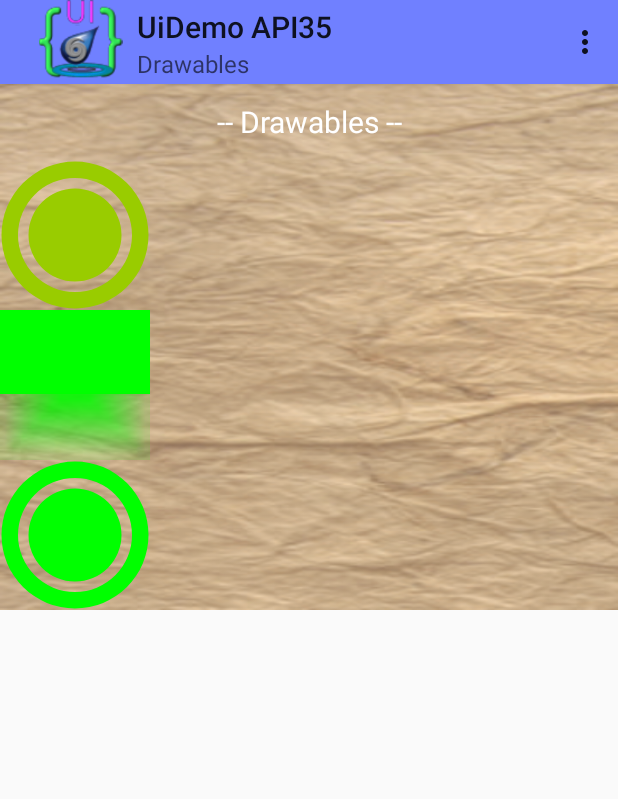
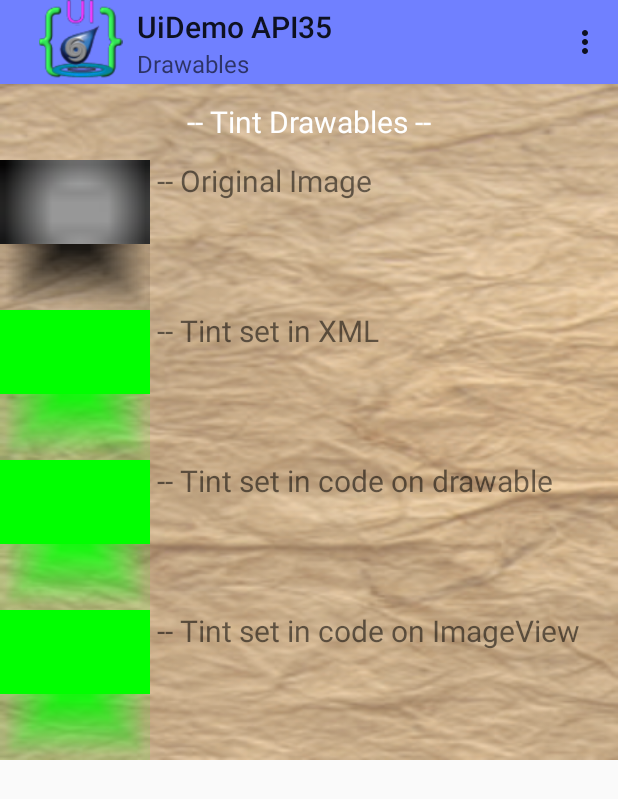
Before and after one commit to landenlabs/all-UiDemo, an Android app: the screen it shows after launch (MainActivity), after a tap on "Drawables", on a phone screen of 412 x 824 dp. Shown: the top 799 px of the screen. Run offline under Robolectric (Android 15) with nearby library versions, the phone set to English and light mode, and no system bars; libraries missing offline, so code that uses them is left out: net.hockeyapp.android.

Commit message:
Update drawable tint page

```diff
--- a/app/src/main/java/com/landenlabs/all_UiDemo/frag/DrawablesFrag.java
+++ b/app/src/main/java/com/landenlabs/all_UiDemo/frag/DrawablesFrag.java
@@ -67,7 +67,7 @@ public class DrawablesFrag  extends UiFragment  {
 
     @Override
     public String getName() {
-        return "Drawables";
+        return "Tint Drawables";
     }
 
     @Override
@@ -102,7 +102,7 @@ public class DrawablesFrag  extends UiFragment  {
 
         // Vector Drawable - tint does not work.
         if (true) {
-            Drawable drawable3 = ContextCompat.getDrawable(getContext(), R.drawable.scr_hourly);
+            Drawable drawable3 = ContextCompat.getDrawable(getContext(), R.drawable.shadow7);
             // drawable3.setColorFilter(colorFilter);  // Does not work.
             if (Build.VERSION.SDK_INT >= 21) {
                 drawable3.setTint(tintColor);
@@ -111,7 +111,7 @@ public class DrawablesFrag  extends UiFragment  {
             view3.setImageDrawable(drawable3);
             // view3.setBackgroundDrawable(drawable3);
         } else {
-            Drawable drawable3 = ContextCompat.getDrawable(getContext(), R.drawable.scr_hourly);
+            Drawable drawable3 = ContextCompat.getDrawable(getContext(), R.drawable.shadow7);
             DrawableCompat.setTint(drawable3, tintColor);
             ImageView view3 = Ui.viewById(mRootView, R.id.drawables_3);
             view3.setImageDrawable(drawable3);
--- a/app/src/main/res/layout/drawables_frag.xml
+++ b/app/src/main/res/layout/drawables_frag.xml
@@ -4,41 +4,85 @@
     android:layout_height="match_parent"
     android:orientation="vertical">
 
-    <LinearLayout
+    <RelativeLayout
         android:layout_width="match_parent"
         android:layout_height="wrap_content"
-        android:background="@drawable/paper_pink"
-        android:orientation="vertical">
+        android:background="@drawable/paper_pink">
 
         <TextView
+            android:id="@+id/drawfg_title"
             android:layout_width="match_parent"
             android:layout_height="wrap_content"
             android:gravity="center"
             android:lines="2"
-            android:text="-- Drawables --"
+            android:text="-- Tint Drawables --"
             android:textColor="@android:color/white"
             android:textSize="20sp" />
 
+
+
         <ImageView
+            android:id="@+id/drawables_0"
             android:layout_width="100dp"
             android:layout_height="100dp"
-            android:id="@+id/drawables_1"
-            android:src="@drawable/scr_hourly"
-            android:tint="@android:color/holo_green_light"
-            />
+            android:layout_below="@+id/drawfg_title"
+            android:src="@drawable/shadow7"
+         />
+
+        <TextView
+            android:layout_width="wrap_content"
+            android:layout_height="wrap_content"
+            android:layout_alignTop="@+id/drawables_0"
+            android:layout_toRightOf="@+id/drawables_0"
+            android:text=" -- Original Image"
+            android:textSize="20sp" />
 
         <ImageView
+            android:id="@+id/drawables_1"
             android:layout_width="100dp"
             android:layout_height="100dp"
-            android:id="@+id/drawables_2"
-            android:src="@drawable/scr_hourly"
-            />
+            android:layout_below="@+id/drawables_0"
+            android:src="@drawable/shadow7"
+            android:tint="#0F0" />
+
+        <TextView
+            android:layout_width="wrap_content"
+            android:layout_height="wrap_content"
+            android:layout_alignTop="@+id/drawables_1"
+            android:layout_toRightOf="@+id/drawables_1"
+            android:text=" -- Tint set in XML"
+            android:textSize="20sp" />
+
 
         <ImageView
+            android:id="@+id/drawables_2"
             android:layout_width="100dp"
             android:layout_height="100dp"
+            android:layout_below="@id/drawables_1"
+            android:src="@drawable/shadow7" />
+
+        <TextView
+            android:layout_width="wrap_content"
+            android:layout_height="wrap_content"
+            android:layout_alignTop="@+id/drawables_2"
+            android:layout_toRightOf="@+id/drawables_2"
+            android:text=" -- Tint set in code on drawable"
+            android:textSize="20sp" />
+
+
+        <ImageView
             android:id="@+id/drawables_3"
-            android:src="@drawable/scr_hourly"
-            />
-    </LinearLayout>
+            android:layout_width="100dp"
+            android:layout_height="100dp"
+            android:layout_below="@id/drawables_2"
+            android:src="@drawable/shadow7" />
+
+        <TextView
+            android:layout_width="wrap_content"
+            android:layout_height="wrap_content"
+            android:layout_alignTop="@+id/drawables_3"
+            android:layout_toRightOf="@+id/drawables_3"
+            android:text=" -- Tint set in code on ImageView"
+            android:textSize="20sp" />
+    </RelativeLayout>
 </ScrollView>
```
